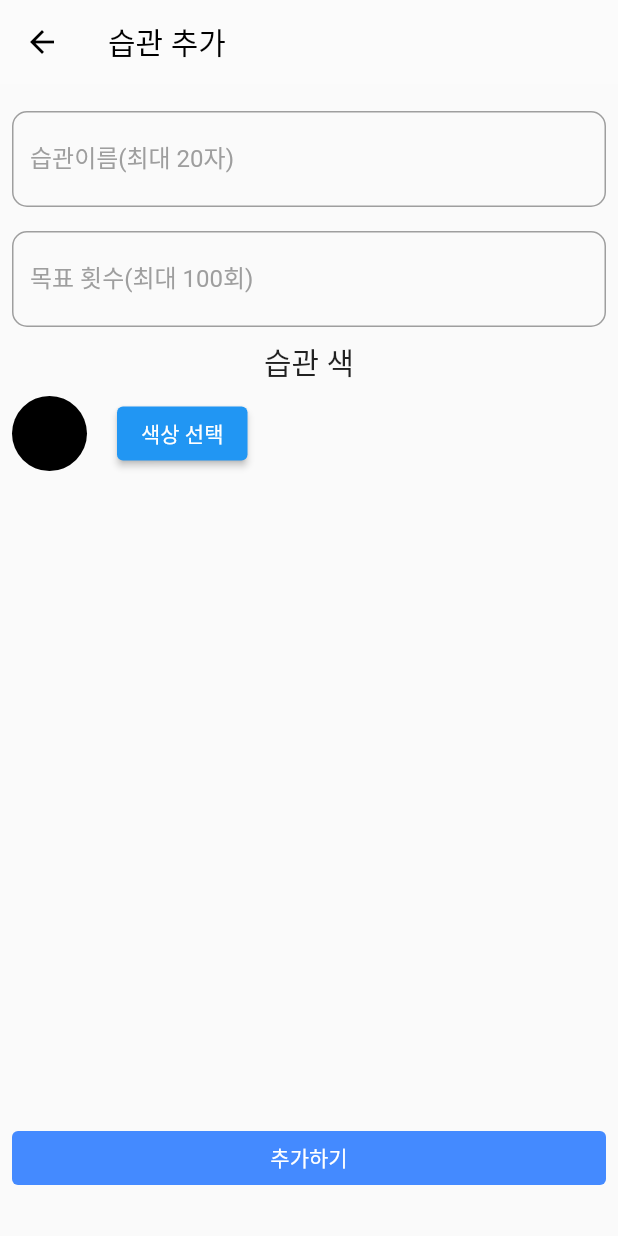
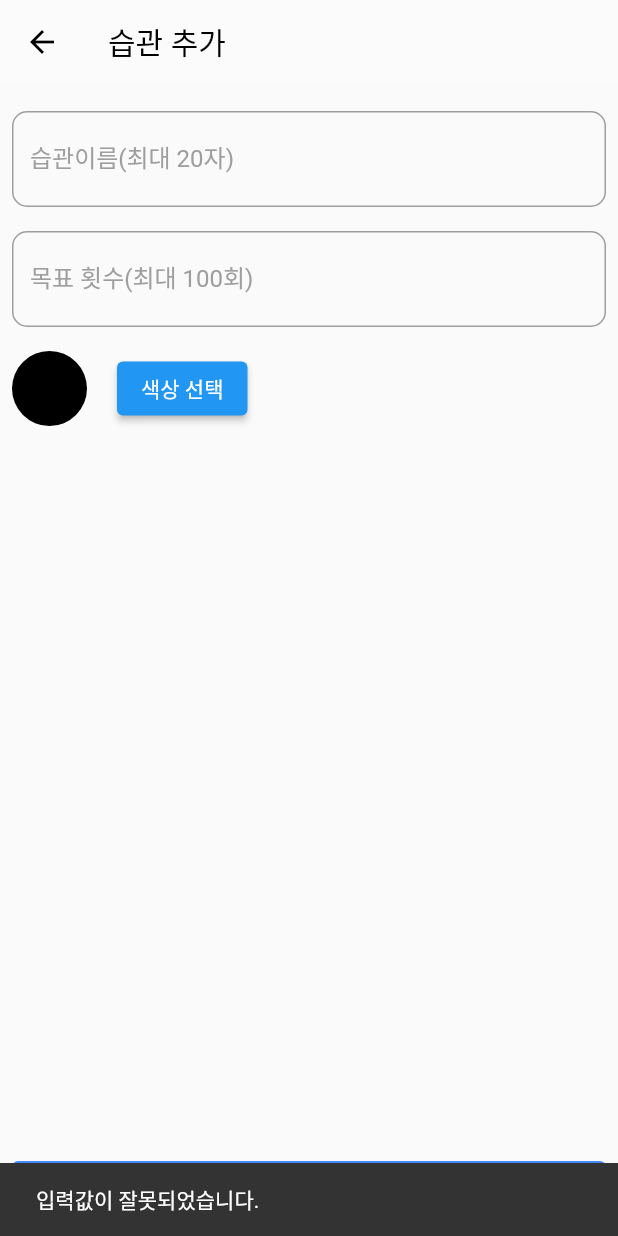
Before and after one commit to noh3310/WinningHabitApp, a Flutter app: the AddHabit screen opened directly, after a tap on "추가하기", on a phone screen of 412 x 824 dp. Run offline on Flutter 3.47's test engine with Material 2 defaults, Android fonts, the phone set to English and light mode, and no system bars; our stand-ins replace fl_chart, flutter_colorpicker, flutter_slidable, hive, hive_flutter, rxdart and 2 more; missing offline and left inert: flutter_section_list; accounts and stored records are empty.

```diff
--- a/lib/main.dart
+++ b/lib/main.dart
@@ -5,9 +5,10 @@ import 'package:winning_habit/view/chart/chart.dart';
 import 'package:winning_habit/view/home/home.dart';
 import 'package:winning_habit/view/setting/setting.dart';
 import 'package:intl/date_symbol_data_local.dart';
+import 'package:winning_habit/view_model/view_model.dart';
 
 void main() async {
-  await DatabaseManager.instance.init();
+   await DatabaseManager.instance.init();
 
   initializeDateFormatting('ko_KR', null);
   runApp(const MyApp());
--- a/lib/view/home/add_habit.dart
+++ b/lib/view/home/add_habit.dart
@@ -30,44 +30,39 @@ class AddHabit extends StatelessWidget {
         elevation: 0.0,
         backgroundColor: Colors.white24,
       ),
-      body: InputHabitData(state: state, habitData: habitData),
+      body: SafeArea(
+        child: InputHabitData(state: state, habitData: habitData),
+      ),
     );
   }
 }
 
 class InputHabitData extends StatefulWidget {
-  InputHabitData({Key? key, required this.state, this.habitData}) : super(key: key);
+  InputHabitData({Key? key, required this.state, this.habitData})
+      : super(key: key);
 
   AddHabitState state;
   HabitData? habitData;
 
   @override
-  State<InputHabitData> createState() => _InputHabitDataState(state: state, habitData: habitData);
+  State<InputHabitData> createState() =>
+      _InputHabitDataState(state: state, habitData: habitData);
 }
+
 class _InputHabitDataState extends State<InputHabitData> {
   _InputHabitDataState({required this.state, this.habitData}) {
-    if (habitData == null) {
-      print('null');
-    } else {
-      print(habitData?.id);
-      print(habitData?.name);
-      print(habitData?.color);
-      print(habitData?.generateDate);
-    }
-    if (habitData != null) {
-      habitName.text = habitData == null ? '' : habitData!.name;
-      targetCount.text = habitData == null ? '' : habitData!.targetCount.toString();
-      currentColor = Color(habitData!.color);
-      pickerColor = Color(habitData!.color);
-    }
+    habitName = TextEditingController(text: habitData?.name ?? '');
+    targetCount = TextEditingController(text: habitData?.targetCount.toString() ?? '');
+    pickerColor = Color(habitData?.color ?? 0xff000000);
+    currentColor = Color(habitData?.color ?? 0xff000000);
   }
 
   // create some values
-  Color pickerColor = Colors.black;// Color(0xff443a49);
-  Color currentColor = Colors.black;//Color(0xff443a49);
+  Color pickerColor = Colors.black;
+  Color currentColor = Colors.black;
 
-  TextEditingController habitName = TextEditingController();
-  TextEditingController targetCount = TextEditingController();
+  late TextEditingController habitName = TextEditingController();
+  late TextEditingController targetCount = TextEditingController();
 
   AddHabitState state;
   HabitData? habitData;
@@ -97,18 +92,6 @@ class _InputHabitDataState extends State<InputHabitData> {
                 hintText: '목표 횟수를 입력하세요.',
                 inputType: TextInputType.number,
                 controller: targetCount,
-              ),
-              Column(
-                mainAxisAlignment: MainAxisAlignment.start,
-                children: const [
-                  SizedBox(
-                    width: 10.0,
-                  ),
-                  Text(
-                    '습관 색',
-                    style: TextStyle(fontSize: 20.0),
-                  ),
-                ],
               ),
               Padding(
                 padding: const EdgeInsets.all(8.0),
@@ -161,14 +144,14 @@ class _InputHabitDataState extends State<InputHabitData> {
             ],
           ),
         ),
-        const Spacer(),
-        Column(
+        SizedBox(
+          child: Column(
             crossAxisAlignment: CrossAxisAlignment.stretch,
             children: [
               Visibility(
                 visible: state == AddHabitState.MODIFY ? true : false,
                 child: Padding(
-                padding: const EdgeInsets.all(8.0),
+                  padding: const EdgeInsets.fromLTRB(8, 8, 8, 4),
                   child: ElevatedButton(
                     onPressed: () {
                       DatabaseManager.instance.removeHabitData(habitData);
@@ -183,23 +166,29 @@ class _InputHabitDataState extends State<InputHabitData> {
                 ),
               ),
               Padding(
-              padding: const EdgeInsets.all(8.0),
+                padding: const EdgeInsets.fromLTRB(8, 4, 8, 8),
                 child: ElevatedButton(
                   onPressed: () async {
+                    // 입력값 제대로 작성했는지 체크
+                    if (int.tryParse(targetCount.text) == null ||
+                        habitName.text.isEmpty) {
+                      ScaffoldMessenger.of(context).showSnackBar(const SnackBar(
+                        content: Text('입력값이 잘못되었습니다.'),
+                        duration: Duration(seconds: 1),
+                      ));
+                    } else {
                       if (state == AddHabitState.CREATE) {
                         DatabaseManager manager = DatabaseManager();
-                    // TODO: 입력값 제대로 입력했는지 체크하는 기능 추가해야함
-                    manager.addHabit(
-                        habitName.text, int.parse(targetCount.text),
-                        currentColor.value);
+                        manager.addHabit(habitName.text,
+                            int.parse(targetCount.text), currentColor.value);
                         Navigator.pop(context, '습관을 추가했습니다.');
-                  } else {  // 업데이트
+                      } else {
+                        // 업데이트
                         DatabaseManager manager = DatabaseManager();
-                    // TODO: 입력값 제대로 입력했는지 체크하는 기능 추가해야함
-                    manager.modifyHabit(
-                        habitData!, habitName.text, int.parse(targetCount.text),
-                        currentColor.value);
+                        manager.modifyHabit(habitData!, habitName.text,
+                            int.parse(targetCount.text), currentColor.value);
                         Navigator.pop(context, '습관을 수정했습니다.');
+                      }
                     }
                   },
                   style: ElevatedButton.styleFrom(
@@ -209,14 +198,13 @@ class _InputHabitDataState extends State<InputHabitData> {
                   child: Text(state == AddHabitState.CREATE ? '추가하기' : '수정하기'),
                 ), // Padding
               ),
-            const SizedBox(height: 20.0),
             ],
+          ),
         ),
       ],
     );
   }
 }
-
 
 class CustomTextField extends StatelessWidget {
   CustomTextField(
@@ -224,13 +212,15 @@ class CustomTextField extends StatelessWidget {
       required this.labelText,
       required this.hintText,
       required this.inputType,
-      required this.controller})
+      required this.controller,
+      this.maxLines})
       : super(key: key);
 
   String labelText;
   String hintText;
-  TextInputType inputType;
+  TextInputType? inputType;
   TextEditingController controller;
+  int? maxLines;
 
   @override
   Widget build(BuildContext context) {
@@ -255,6 +245,7 @@ class CustomTextField extends StatelessWidget {
           ),
         ),
         keyboardType: inputType,
+        maxLines: maxLines == null ? null : 1,
       ),
     );
   }
--- a/lib/view_model/view_model.dart
+++ b/lib/view_model/view_model.dart
@@ -7,14 +7,15 @@ class ViewModel {
   // 생성자를 호출하고 반환된 Singleton 인스턴스를 instance 변수에 할당
   static final ViewModel instance = ViewModel._privateConstructor();
 
-  BehaviorSubject<DateTime> _selectDate = BehaviorSubject<DateTime>.seeded(DateTime.now());
+  final BehaviorSubject<DateTime> _selectDate = BehaviorSubject<DateTime>.seeded(DateTime.now());
   Stream<DateTime> get date => _selectDate.stream;
+
 
   void setDate(DateTime dateTime) {
     _selectDate.sink.add(dateTime);
   }
 
   DateTime getCurrentDate() {
-    return _selectDate.valueOrNull ?? DateTime.now();
+    return _selectDate.value;
   }
 }
--- a/pubspec.yaml
+++ b/pubspec.yaml
@@ -43,7 +43,8 @@ dependencies:
   hive_flutter: ^1.1.0
   uuid: ^3.0.6
   rxdart: ^0.27.4
-  get:
+  webview_flutter: ^3.0.4
+  url_launcher: ^6.1.4
 
 dev_dependencies:
   flutter_test:
```
Also changed, not shown: lib/database/database.dart (+20 -36 lines), lib/view/chart/chart.dart (+8 -8 lines), lib/view/home/home.dart (+68 -62 lines), lib/view/setting/setting.dart (+37 -5 lines), lib/view/setting/web_view.dart (added, +34 -0 lines), pubspec.lock, 3 other files. Lines whose indentation alone changed are shown as unchanged.
